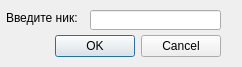
KTo1/qt-with-db, file lesson-05/client/views/nickname.ui: the form before one commit.
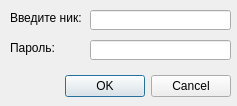
The form after the commit.

What changed in the file:
```diff
--- a/lesson-05/client/views/nickname.ui
+++ b/lesson-05/client/views/nickname.ui
@@ -6,8 +6,8 @@
    <rect>
     <x>0</x>
     <y>0</y>
-    <width>242</width>
-    <height>67</height>
+    <width>237</width>
+    <height>106</height>
    </rect>
   </property>
   <property name="windowTitle">
@@ -16,9 +16,9 @@
   <widget class="QDialogButtonBox" name="buttonBox">
    <property name="geometry">
     <rect>
-     <x>0</x>
-     <y>30</y>
-     <width>221</width>
+     <x>60</x>
+     <y>70</y>
+     <width>171</width>
      <height>32</height>
     </rect>
    </property>
@@ -32,7 +32,7 @@
   <widget class="QLabel" name="label">
    <property name="geometry">
     <rect>
-     <x>6</x>
+     <x>10</x>
      <y>10</y>
      <width>71</width>
      <height>16</height>
@@ -47,7 +47,30 @@
     <rect>
      <x>90</x>
      <y>10</y>
-     <width>131</width>
+     <width>141</width>
+     <height>20</height>
+    </rect>
+   </property>
+  </widget>
+  <widget class="QLabel" name="label_pwd">
+   <property name="geometry">
+    <rect>
+     <x>10</x>
+     <y>40</y>
+     <width>71</width>
+     <height>16</height>
+    </rect>
+   </property>
+   <property name="text">
+    <string>Пароль:</string>
+   </property>
+  </widget>
+  <widget class="QLineEdit" name="lineEdit_pwd">
+   <property name="geometry">
+    <rect>
+     <x>90</x>
+     <y>40</y>
+     <width>141</width>
      <height>20</height>
     </rect>
    </property>
```
